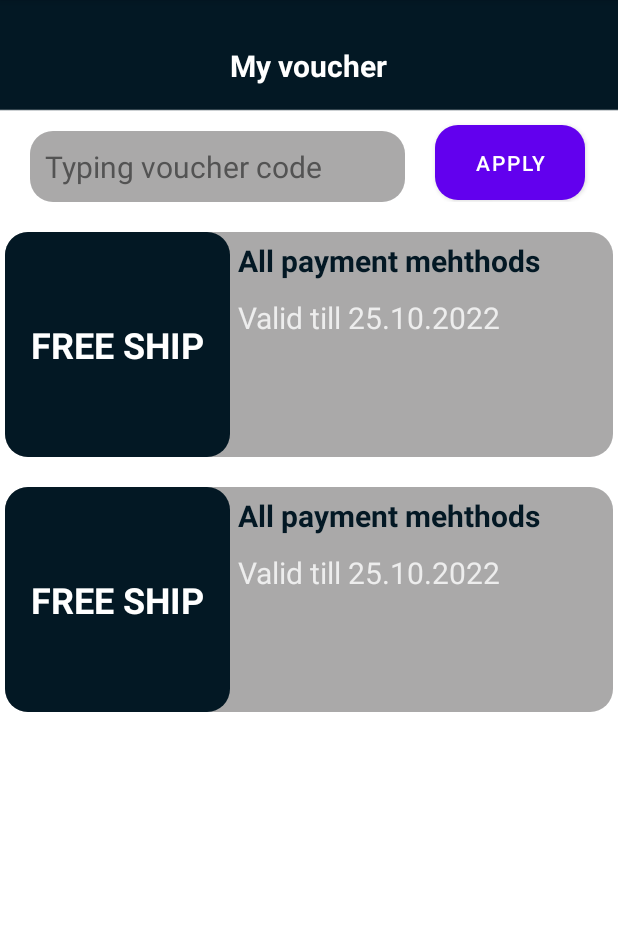
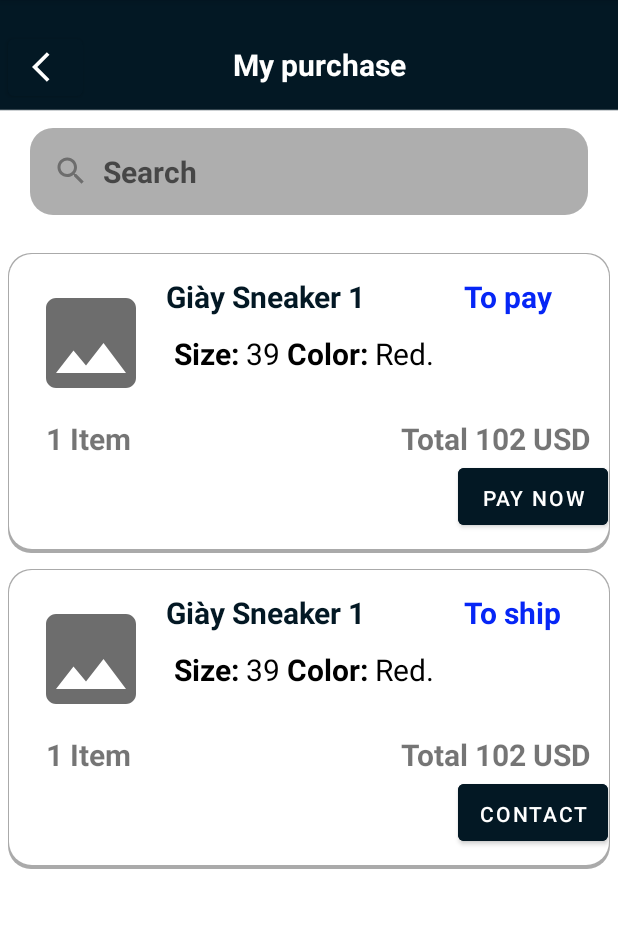
Before and after one commit to quangquyen2702/DOANAPP, an Android app: the screen it shows after launch (voucher before the commit, mypurchase after it), on a phone screen of 412 x 824 dp, the part 84-1012 px from its top. Run offline under Robolectric (Android 15) with nearby library versions, the phone set to English and light mode, and no system bars.

Commit message:
add myvoucher2 and my purchase

```diff
--- /dev/null
+++ b/app/src/main/java/com/example/DOANAPP/mypurchase.java
@@ -0,0 +1,14 @@
+package com.example.DOANAPP;
+
+import androidx.appcompat.app.AppCompatActivity;
+
+import android.os.Bundle;
+
+public class mypurchase extends AppCompatActivity {
+
+    @Override
+    protected void onCreate(Bundle savedInstanceState) {
+        super.onCreate(savedInstanceState);
+        setContentView(R.layout.activity_mypurchase);
+    }
+}
--- a/app/src/main/res/drawable/bgrbutton.xml
+++ b/app/src/main/res/drawable/bgrbutton.xml
@@ -1,5 +1,5 @@
 <?xml version="1.0" encoding="utf-8"?>
-<shape xmlns:android="http://schemas.android.com/apk/res/android">
+<shape xmlns:android="http://schemas.android.com/apk/res/android" android:shape="rectangle">
   <corners android:radius="15dp"></corners>
   <solid android:color="#031824"></solid>
 </shape>
--- a/app/src/main/res/drawable/bgredittext.xml
+++ b/app/src/main/res/drawable/bgredittext.xml
@@ -2,5 +2,5 @@
 <shape xmlns:android="http://schemas.android.com/apk/res/android">
     <corners android:radius="15dp">
     </corners>
-    <solid android:color="#AAA9A9"></solid>
+    <solid android:color="#AEAEAE"></solid>
 </shape>
--- /dev/null
+++ b/app/src/main/res/drawable/bgrsection.xml
@@ -0,0 +1,17 @@
+<?xml version="1.0" encoding="utf-8"?>
+<layer-list xmlns:android="http://schemas.android.com/apk/res/android">
+    <item >
+        <shape
+            android:shape="rectangle">
+            <solid android:color="@android:color/darker_gray" />
+            <corners android:radius="15dp"/>
+        </shape>
+    </item>
+    <item android:right="1dp" android:left="1dp" android:bottom="3dp" android:top="1dp">
+        <shape
+            android:shape="rectangle">
+            <solid android:color="@android:color/white"/>
+            <corners android:radius="15dp"/>
+        </shape>
+    </item>
+</layer-list>
--- /dev/null
+++ b/app/src/main/res/drawable/ic_baseline_arrow_back_ios_24.xml
@@ -0,0 +1,5 @@
+<vector android:autoMirrored="true" android:height="24dp"
+    android:tint="#FFFFFF" android:viewportHeight="24"
+    android:viewportWidth="24" android:width="24dp" xmlns:android="http://schemas.android.com/apk/res/android">
+    <path android:fillColor="@android:color/white" android:pathData="M11.67,3.87L9.9,2.1 0,12l9.9,9.9 1.77,-1.77L3.54,12z"/>
+</vector>
--- /dev/null
+++ b/app/src/main/res/drawable/ic_baseline_image_24.xml
@@ -0,0 +1,5 @@
+<vector android:height="50dp" android:tint="#6D6D6D"
+    android:viewportHeight="24" android:viewportWidth="24"
+    android:width="50dp" xmlns:android="http://schemas.android.com/apk/res/android">
+    <path android:fillColor="@android:color/white" android:pathData="M21,19V5c0,-1.1 -0.9,-2 -2,-2H5c-1.1,0 -2,0.9 -2,2v14c0,1.1 0.9,2 2,2h14c1.1,0 2,-0.9 2,-2zM8.5,13.5l2.5,3.01L14.5,12l4.5,6H5l3.5,-4.5z"/>
+</vector>
--- /dev/null
+++ b/app/src/main/res/drawable/ic_baseline_search_24.xml
@@ -0,0 +1,5 @@
+<vector android:height="24dp" android:tint="#6D6D6D"
+    android:viewportHeight="24" android:viewportWidth="24"
+    android:width="24dp" xmlns:android="http://schemas.android.com/apk/res/android">
+    <path android:fillColor="@android:color/white" android:pathData="M15.5,14h-0.79l-0.28,-0.27C15.41,12.59 16,11.11 16,9.5 16,5.91 13.09,3 9.5,3S3,5.91 3,9.5 5.91,16 9.5,16c1.61,0 3.09,-0.59 4.23,-1.57l0.27,0.28v0.79l5,4.99L20.49,19l-4.99,-5zM9.5,14C7.01,14 5,11.99 5,9.5S7.01,5 9.5,5 14,7.01 14,9.5 11.99,14 9.5,14z"/>
+</vector>
--- /dev/null
+++ b/app/src/main/res/layout/activity_mypurchase.xml
@@ -0,0 +1,219 @@
+<?xml version="1.0" encoding="utf-8"?>
+
+<LinearLayout xmlns:android="http://schemas.android.com/apk/res/android"
+    xmlns:app="http://schemas.android.com/apk/res-auto"
+    xmlns:tools="http://schemas.android.com/tools"
+    android:layout_width="match_parent"
+    android:layout_height="match_parent"
+    tools:context=".mypurchase"
+    android:background="@drawable/background"
+    android:orientation="vertical">
+    <LinearLayout
+        android:layout_width="match_parent"
+        android:layout_height="65dp"
+        android:orientation="horizontal">
+        <Button
+            android:layout_width="50dp"
+            android:layout_height="50dp"
+            android:layout_marginTop="20dp"
+            android:layout_marginLeft="5dp"
+            android:backgroundTint="#031824"
+            android:drawableLeft="@drawable/ic_baseline_arrow_back_ios_24">
+        </Button>
+        <TextView
+            android:layout_width="wrap_content"
+            android:layout_height="wrap_content"
+            android:text="My purchase"
+            android:textSize="20sp"
+            android:textColor="#ffffff"
+            android:textStyle="bold"
+            android:layout_marginTop="20dp"
+            android:layout_marginLeft="100dp">
+        </TextView>
+    </LinearLayout>
+    <EditText
+        android:id="@+id/edt_searchpurchase"
+        android:layout_width="match_parent"
+        android:layout_height="wrap_content"
+        android:background="@drawable/bgredittext"
+        android:drawableLeft="@drawable/ic_baseline_search_24"
+        android:layout_margin="20dp"
+        android:hint="  Search"
+        android:textSize="20sp"
+        android:textStyle="bold"
+        android:textColor="#595757"
+        android:padding="15dp">
+    </EditText>
+    <LinearLayout
+        android:layout_width="match_parent"
+        android:layout_height="200dp"
+        android:orientation="vertical"
+        android:background="@drawable/bgrsection"
+        android:layout_margin="5dp">
+      <LinearLayout
+        android:layout_width="match_parent"
+        android:layout_height="100dp"
+        android:layout_marginTop="10dp"
+        android:layout_marginLeft="5dp"
+        android:layout_marginRight="5dp"
+        android:orientation="horizontal">
+        <ImageView
+            android:layout_width="80dp"
+            android:layout_height="80dp"
+            android:layout_margin="10dp"
+            android:src="@drawable/ic_baseline_image_24"></ImageView>
+        <LinearLayout
+            android:layout_width="wrap_content"
+            android:layout_height="wrap_content"
+            android:orientation="vertical">
+            <LinearLayout
+                android:layout_width="wrap_content"
+                android:layout_height="wrap_content"
+                android:orientation="horizontal">
+                <TextView
+                    android:layout_width="match_parent"
+                    android:layout_height="wrap_content"
+                    android:text="Giày Sneaker 1"
+                    android:textSize="20sp"
+                    android:textColor="#031824"
+                    android:textStyle="bold">
+                </TextView>
+                <TextView
+                    android:layout_width="wrap_content"
+                    android:layout_height="wrap_content"
+                    android:layout_marginLeft="60dp"
+                    android:backgroundTint="#ffffff"
+                    android:text="To pay"
+                    android:textSize="20sp"
+                    android:textStyle="bold"
+                    android:textColor="#0626F6"
+                    android:padding="5dp">
+                </TextView>
+            </LinearLayout>
+            <TextView
+                android:layout_width="match_parent"
+                android:layout_height="match_parent"
+                android:text="@string/text_size_color"
+                android:textSize="20sp"
+                android:textColor="#000000"
+                android:padding="5dp">
+            </TextView>
+        </LinearLayout>
+    </LinearLayout>
+        <LinearLayout
+            android:layout_width="match_parent"
+            android:layout_height="wrap_content"
+            android:orientation="horizontal">
+            <TextView
+                android:layout_width="wrap_content"
+                android:layout_height="wrap_content"
+                android:text="1 Item"
+                android:textSize="20sp"
+                android:textStyle="bold"
+                android:layout_marginLeft="25dp">
+            </TextView>
+            <TextView
+                android:layout_width="wrap_content"
+                android:layout_height="wrap_content"
+                android:text="Total 102 USD"
+                android:textSize="20sp"
+                android:textStyle="bold"
+                android:layout_marginLeft="180dp">
+            </TextView>
+        </LinearLayout>
+        <Button
+            android:layout_width="100dp"
+            android:layout_height="50dp"
+            android:padding="10dp"
+            android:text="Pay now"
+            android:layout_marginLeft="300dp"
+            android:backgroundTint="#031824">
+        </Button>
+    </LinearLayout>
+    <LinearLayout
+        android:layout_width="match_parent"
+        android:layout_height="200dp"
+        android:orientation="vertical"
+        android:background="@drawable/bgrsection"
+        android:layout_margin="5dp">
+        <LinearLayout
+            android:layout_width="match_parent"
+            android:layout_height="100dp"
+            android:layout_marginTop="10dp"
+            android:layout_marginLeft="5dp"
+            android:layout_marginRight="5dp"
+            android:orientation="horizontal">
+            <ImageView
+                android:layout_width="80dp"
+                android:layout_height="80dp"
+                android:layout_margin="10dp"
+                android:src="@drawable/ic_baseline_image_24"></ImageView>
+            <LinearLayout
+                android:layout_width="wrap_content"
+                android:layout_height="wrap_content"
+                android:orientation="vertical">
+                <LinearLayout
+                    android:layout_width="wrap_content"
+                    android:layout_height="wrap_content"
+                    android:orientation="horizontal">
+                    <TextView
+                        android:layout_width="match_parent"
+                        android:layout_height="wrap_content"
+                        android:text="Giày Sneaker 1"
+                        android:textSize="20sp"
+                        android:textColor="#031824"
+                        android:textStyle="bold">
+                    </TextView>
+                    <TextView
+                        android:layout_width="wrap_content"
+                        android:layout_height="wrap_content"
+                        android:layout_marginLeft="60dp"
+                        android:backgroundTint="#ffffff"
+                        android:text="To ship"
+                        android:textSize="20sp"
+                        android:textStyle="bold"
+                        android:textColor="#0626F6"
+                        android:padding="5dp">
+                    </TextView>
+                </LinearLayout>
+                <TextView
+                    android:layout_width="match_parent"
+                    android:layout_height="match_parent"
+                    android:text="@string/text_size_color"
+                    android:textSize="20sp"
+                    android:textColor="#000000"
+                    android:padding="5dp">
+                </TextView>
+            </LinearLayout>
+        </LinearLayout>
+        <LinearLayout
+            android:layout_width="match_parent"
+            android:layout_height="wrap_content"
+            android:orientation="horizontal">
+            <TextView
+                android:layout_width="wrap_content"
+                android:layout_height="wrap_content"
+                android:text="1 Item"
+                android:textSize="20sp"
+                android:textStyle="bold"
+                android:layout_marginLeft="25dp">
+            </TextView>
+            <TextView
+                android:layout_width="wrap_content"
+                android:layout_height="wrap_content"
+                android:text="Total 102 USD"
+                android:textSize="20sp"
+                android:textStyle="bold"
+                android:layout_marginLeft="180dp">
+            </TextView>
+        </LinearLayout>
+        <Button
+            android:layout_width="100dp"
+            android:layout_height="50dp"
+            android:padding="10dp"
+            android:text="Contact"
+            android:layout_marginLeft="300dp"
+            android:backgroundTint="#031824">
+        </Button>
+    </LinearLayout>
+</LinearLayout>
--- a/app/src/main/res/layout/activity_voucher.xml
+++ b/app/src/main/res/layout/activity_voucher.xml
@@ -7,7 +7,18 @@
     tools:context=".voucher"
     android:background="@drawable/background"
     android:orientation="vertical">
-
+   <LinearLayout
+       android:layout_width="match_parent"
+       android:layout_height="65dp"
+       android:orientation="horizontal">
+    <Button
+        android:layout_width="50dp"
+        android:layout_height="50dp"
+        android:layout_marginTop="20dp"
+        android:layout_marginLeft="5dp"
+        android:backgroundTint="#031824"
+        android:drawableLeft="@drawable/ic_baseline_arrow_back_ios_24">
+    </Button>
     <TextView
         android:layout_width="wrap_content"
         android:layout_height="wrap_content"
@@ -15,39 +26,44 @@
         android:textSize="20sp"
         android:textColor="#ffffff"
         android:textStyle="bold"
-        android:layout_marginTop="30dp"
-        android:layout_gravity="center">
+        android:layout_marginTop="20dp"
+        android:layout_marginLeft="100dp">
     </TextView>
+
+   </LinearLayout>
+
     <LinearLayout
         android:layout_width="match_parent"
         android:layout_height="wrap_content"
         android:orientation="horizontal">
     <EditText
+        android:id="@+id/txt_vouchercode"
         android:layout_width="250dp"
         android:layout_height="wrap_content"
-        android:text="Typing voucher code"
+        android:hint="Typing voucher code"
         android:textSize="20sp"
         android:textColor="#535353"
         android:background="@drawable/bgredittext"
         android:layout_marginTop="30dp"
         android:layout_marginLeft="20dp"
-        android:padding="10dp"></EditText>
+        android:padding="10dp">
+    </EditText>
         <Button
+            android:id="@+id/btn_apply"
             android:layout_width="100dp"
-            android:layout_height="50dp"
-            android:background="@drawable/bgrbutton"
+            android:layout_height="55dp"
+            android:backgroundTint="#031824"
             android:text="Apply"
             android:layout_marginTop="25dp"
-            android:layout_marginLeft="20dp"></Button>
+            android:layout_marginLeft="25dp"></Button>
     </LinearLayout>
     <LinearLayout
         android:layout_width="match_parent"
         android:layout_height="150dp"
         android:layout_marginTop="20dp"
-        android:layout_marginLeft="3dp"
-        android:layout_marginRight="3dp"
-        android:background="@drawable/bgredittext"
-        android:outlineSpotShadowColor="@color/black"
+        android:layout_marginLeft="5dp"
+        android:layout_marginRight="5dp"
+        android:background="@drawable/bgrsection"
         android:orientation="horizontal">
         <TextView
             android:layout_width="150dp"
@@ -78,7 +94,7 @@
                 android:layout_height="match_parent"
                 android:text="Valid till 25.10.2022"
                 android:textSize="20sp"
-                android:textColor="#EDEDED"
+                android:textColor="#000000"
                 android:padding="5dp">
             </TextView>
         </LinearLayout>
@@ -87,9 +103,9 @@
         android:layout_width="match_parent"
         android:layout_height="150dp"
         android:layout_marginTop="20dp"
-        android:layout_marginLeft="3dp"
-        android:layout_marginRight="3dp"
-        android:background="@drawable/bgredittext"
+        android:layout_marginLeft="5dp"
+        android:layout_marginRight="5dp"
+        android:background="@drawable/bgrsection"
         android:outlineSpotShadowColor="@color/black"
         android:orientation="horizontal">
         <TextView
@@ -116,14 +132,14 @@
                 android:textStyle="bold"
                 android:padding="5dp">
             </TextView>
+
             <TextView
                 android:layout_width="match_parent"
                 android:layout_height="match_parent"
+                android:padding="5dp"
                 android:text="Valid till 25.10.2022"
-                android:textSize="20sp"
-                android:textColor="#EDEDED"
-                android:padding="5dp">
-            </TextView>
+                android:textColor="#090909"
+                android:textSize="20sp"></TextView>
         </LinearLayout>
     </LinearLayout>
 
--- a/app/src/main/res/values/strings.xml
+++ b/app/src/main/res/values/strings.xml
@@ -1,3 +1,4 @@
 <resources>
     <string name="app_name">DOANAPP</string>
+    <string name="text_size_color"><b>Size:</b>  39 <b>Color:</b>  Red.</string>
 </resources>
```
Also changed, not shown: app/src/main/AndroidManifest.xml (+10 -7 lines).
